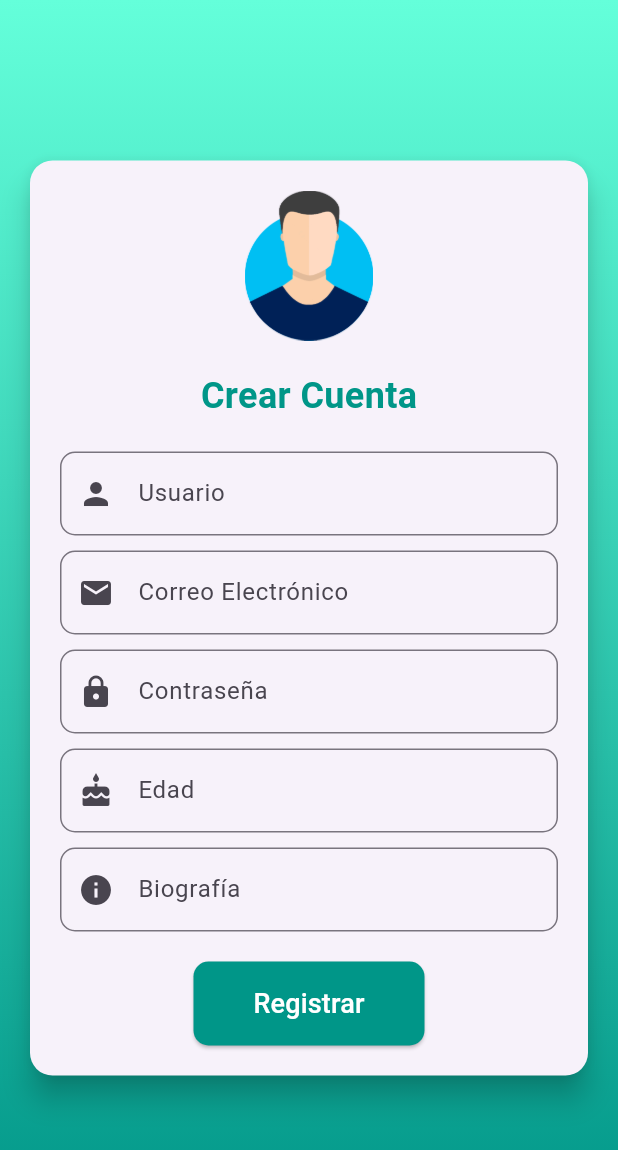
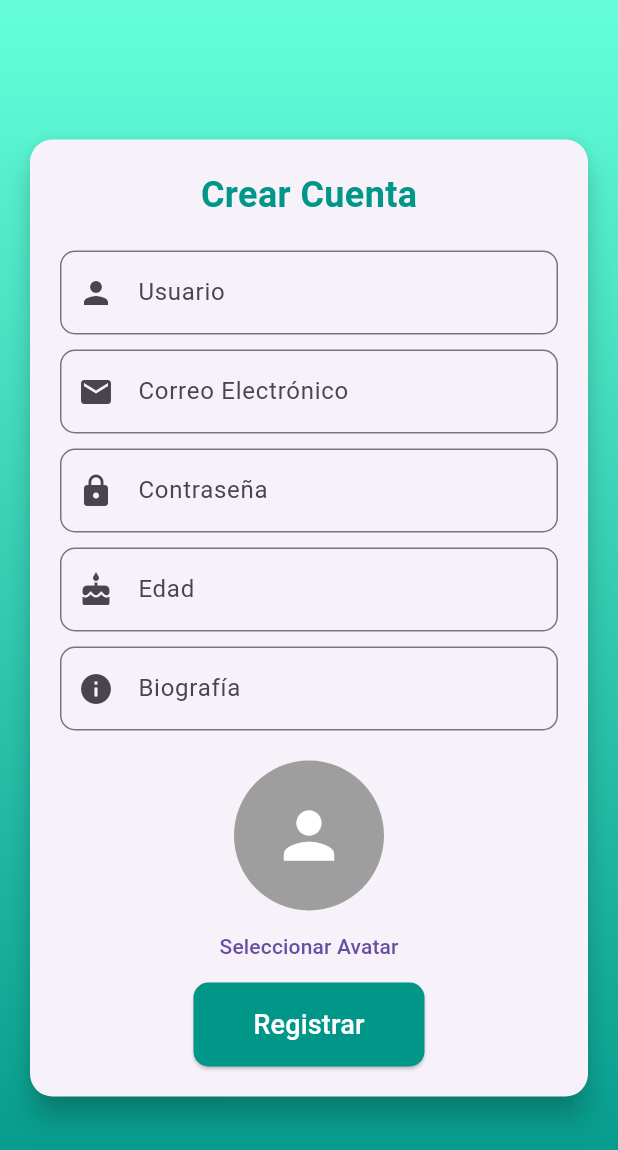
Before and after one commit to AmeriK88/Health-app, a Flutter app: the screen it shows after launch, after a tap on "¿No tienes cuenta? Regístrate aquí", on a phone screen of 412 x 824 dp. Shown: the top 1150 px of the screen. Run offline on Flutter 3.47's test engine with Material 3 defaults, Android fonts, the phone set to English and light mode, and no system bars; our stand-ins replace image_picker; network calls fail.

```diff
--- a/frontend/lib/main.dart
+++ b/frontend/lib/main.dart
@@ -14,20 +14,20 @@ class MyApp extends StatelessWidget {
   @override
   Widget build(BuildContext context) {
     return MaterialApp(
-      title: 'Health App', // Nombre de la aplicación
+      title: 'Health App',
       theme: ThemeData(
-        primarySwatch: Colors.blue, // Color principal
-        useMaterial3: true, // Activar Material 3
+        primarySwatch: Colors.blue,
+        useMaterial3: true,
       ),
-      initialRoute: '/', // Ruta inicial
+      initialRoute: '/',
       routes: {
-        '/': (context) => const LoginScreen(), // Ruta inicial (Login)
-        '/register': (context) => const RegisterScreen(), // Registro
+        '/': (context) => const LoginScreen(),
+        '/register': (context) => const RegisterScreen(),
         '/home': (context) {
-          final token = ModalRoute.of(context)!.settings.arguments as String; // Obtener el token
-          return HomeScreen(token: token); // Pasar el token a HomeScreen
+          final token = ModalRoute.of(context)!.settings.arguments as String;
+          return HomeScreen(token: token);
         },
-        '/configuracion': (context) => const ConfigurationScreen(), // Configuración inicial
+        '/configuracion': (context) => const ConfigurationScreen(),
       },
     );
   }
--- a/frontend/lib/screens/register_screen.dart
+++ b/frontend/lib/screens/register_screen.dart
@@ -1,4 +1,8 @@
+import 'dart:io';
+import 'dart:typed_data';
 import 'package:flutter/material.dart';
+import 'package:image_picker/image_picker.dart';
+import 'package:flutter/foundation.dart';
 import '../services/api_service.dart';
 import '../widgets/custom_button.dart';
 import '../widgets/input_field.dart';
@@ -21,7 +25,10 @@ class _RegisterScreenState extends State<RegisterScreen> {
   final TextEditingController ageController = TextEditingController();
   final TextEditingController bioController = TextEditingController();
 
-  // Variables para validaciones
+  File? avatarFile; // Archivo para móviles
+  Uint8List? avatarBytes; // Bytes para Flutter Web
+  final ImagePicker _picker = ImagePicker();
+
   bool isLoading = false;
   String errorMessage = '';
 
@@ -54,6 +61,31 @@ class _RegisterScreenState extends State<RegisterScreen> {
     return true;
   }
 
+  // Seleccionar avatar
+  Future<void> pickAvatar() async {
+    try {
+      final pickedFile = await _picker.pickImage(source: ImageSource.gallery);
+      if (pickedFile != null) {
+        setState(() {
+          if (kIsWeb) {
+            pickedFile.readAsBytes().then((bytes) {
+              avatarBytes = bytes; // Asignar bytes para web
+              avatarFile = null; // Asegurarse de que no se usa `avatarFile`
+            });
+          } else {
+            avatarFile = File(pickedFile.path); // Asignar archivo para móvil
+            avatarBytes = null; // Asegurarse de que no se usan bytes
+          }
+        });
+      }
+    } catch (e) {
+      setState(() {
+        errorMessage = 'Error al seleccionar la imagen: $e';
+      });
+    }
+  }
+
+
   // Función para registrar al usuario
   void register() async {
     if (!validateForm()) return;
@@ -70,6 +102,8 @@ class _RegisterScreenState extends State<RegisterScreen> {
         password: passwordController.text,
         age: int.parse(ageController.text),
         bio: bioController.text,
+        avatarFile: avatarFile,
+        avatarBytes: avatarBytes,
       );
 
       ScaffoldMessenger.of(context).showSnackBar(
@@ -86,7 +120,6 @@ class _RegisterScreenState extends State<RegisterScreen> {
   @override
   Widget build(BuildContext context) {
     return Scaffold(
-      // Fondo con gradiente
       body: Container(
         decoration: const BoxDecoration(
           gradient: LinearGradient(
@@ -108,11 +141,6 @@ class _RegisterScreenState extends State<RegisterScreen> {
                 child: Column(
                   mainAxisSize: MainAxisSize.min,
                   children: [
-                    // Logo
-                    Image.asset('assets/avatar.png', height: 100),
-                    const SizedBox(height: 20),
-
-                    // Título
                     const Text(
                       'Crear Cuenta',
                       style: TextStyle(
@@ -123,12 +151,10 @@ class _RegisterScreenState extends State<RegisterScreen> {
                     ),
                     const SizedBox(height: 10),
 
-                    // Mensaje de error
                     if (errorMessage.isNotEmpty)
                       ErrorMessage(message: errorMessage),
                     const SizedBox(height: 10),
 
-                    // Campos de entrada
                     InputField(
                       controller: usernameController,
                       label: 'Usuario',
@@ -167,7 +193,28 @@ class _RegisterScreenState extends State<RegisterScreen> {
                     ),
                     const SizedBox(height: 20),
 
-                    // Botón de registro reutilizable
+                    // Vista previa del avatar seleccionado
+                    if (avatarBytes != null)
+                      CircleAvatar(
+                        radius: 50,
+                        backgroundImage: MemoryImage(avatarBytes!),
+                      )
+                    else if (avatarFile != null)
+                      CircleAvatar(
+                        radius: 50,
+                        backgroundImage: FileImage(avatarFile!),
+                      )
+                    else
+                      const CircleAvatar(
+                        radius: 50,
+                        backgroundColor: Colors.grey,
+                        child: Icon(Icons.person, size: 50, color: Colors.white),
+                      ),
+                    TextButton(
+                      onPressed: pickAvatar,
+                      child: const Text('Seleccionar Avatar'),
+                    ),
+
                     CustomButton(
                       text: 'Registrar',
                       onPressed: register,
--- a/frontend/pubspec.yaml
+++ b/frontend/pubspec.yaml
@@ -18,6 +18,7 @@ dependencies:
   flutter_secure_storage: ^9.2.4
   path: any # Aquí añades la dependencia de path
   cupertino_icons: ^1.0.8
+  image_picker: ^0.8.7+4
 
 dev_dependencies:
   flutter_test:
```
Also changed, not shown: frontend/lib/screens/home_screen.dart (+41 -6 lines), frontend/lib/services/api_service.dart (+13 -11 lines), 6 other files.
